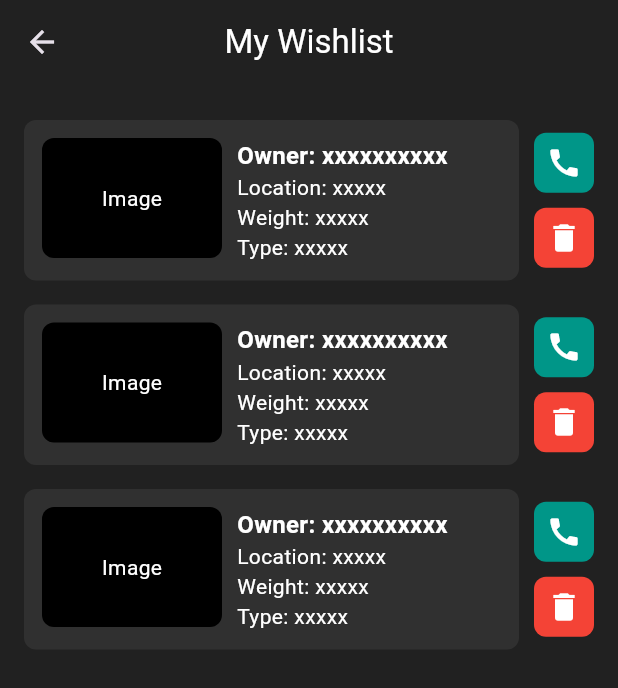
After one commit to Joshuarupasinghe/bio_boost, a Flutter app: the WishlistPage screen opened directly, on a phone screen of 412 x 824 dp. The commit adds this screen. Shown: the top 688 px of the screen. Run offline on Flutter 3.47's test engine with Material 3 defaults, Android fonts, the phone set to English and light mode, and no system bars; our stand-ins replace cloud_firestore, firebase_auth, firebase_core; accounts and stored records are empty.

Commit message:
added-wishlist page frontend

```diff
--- /dev/null
+++ b/lib/screens/wishlist.dart
@@ -0,0 +1,131 @@
+import 'package:flutter/material.dart';
+
+class WishlistPage extends StatelessWidget {
+  const WishlistPage({super.key});
+
+  @override
+  Widget build(BuildContext context) {
+    return Scaffold(
+      backgroundColor: Colors.grey[900],
+      appBar: AppBar(
+        title: const Text(
+          "My Wishlist",
+          style: TextStyle(color: Colors.white, fontSize: 22),
+        ),
+        centerTitle: true,
+        backgroundColor: Colors.grey[900],
+        elevation: 0,
+      ),
+      body: Padding(
+        padding: const EdgeInsets.all(16.0),
+        child: Column(
+          crossAxisAlignment: CrossAxisAlignment.center,
+          children: [
+            Expanded(
+              child: ListView(
+                children: [
+                  _buildWishlistCard(),
+                  _buildWishlistCard(),
+                  _buildWishlistCard(),
+                ],
+              ),
+            ),
+          ],
+        ),
+      ),
+    );
+  }
+
+  Widget _buildWishlistCard() {
+    return Row(
+      children: [
+        Expanded(
+          child: Container(
+            margin: const EdgeInsets.symmetric(vertical: 8),
+            padding: const EdgeInsets.all(12),
+            decoration: BoxDecoration(
+              color: Colors.grey[850],
+              borderRadius: BorderRadius.circular(8),
+            ),
+            child: Column(
+              crossAxisAlignment: CrossAxisAlignment.start,
+              children: [
+                Row(
+                  crossAxisAlignment: CrossAxisAlignment.start,
+                  children: [
+                    Container(
+                      width: 120,
+                      height: 80,
+                      decoration: BoxDecoration(
+                        color: Colors.black, // Placeholder color for image
+                        borderRadius: BorderRadius.circular(8),
+                      ),
+                      child: const Center(
+                        child: Text(
+                          "Image",
+                          style: TextStyle(color: Colors.white),
+                        ),
+                      ),
+                    ),
+                    const SizedBox(width: 10),
+                    Expanded(
+                      child: Column(
+                        crossAxisAlignment: CrossAxisAlignment.start,
+                        children: const [
+                          Text(
+                            "Owner: xxxxxxxxxx",
+                            style: TextStyle(
+                              color: Colors.white,
+                              fontSize: 16,
+                              fontWeight: FontWeight.bold,
+                            ),
+                          ),
+                          Text(
+                            "Location: xxxxx",
+                            style: TextStyle(color: Colors.white),
+                          ),
+                          Text(
+                            "Weight: xxxxx",
+                            style: TextStyle(color: Colors.white),
+                          ),
+                          Text(
+                            "Type: xxxxx",
+                            style: TextStyle(color: Colors.white),
+                          ),
+                        ],
+                      ),
+                    ),
+                  ],
+                ),
+              ],
+            ),
+          ),
+        ),
+        const SizedBox(width: 10),
+        Column(
+          children: [
+            // Call Icon
+            Container(
+              padding: const EdgeInsets.all(8),
+              decoration: BoxDecoration(
+                color: Colors.teal,
+                borderRadius: BorderRadius.circular(8),
+              ),
+              child: const Icon(Icons.call, color: Colors.white),
+            ),
+            const SizedBox(height: 10),
+            // Delete Icon
+            Container(
+              padding: const EdgeInsets.all(8),
+              decoration: BoxDecoration(
+                color: Colors.red,
+                borderRadius: BorderRadius.circular(8),
+              ),
+              child: const Icon(Icons.delete, color: Colors.white),
+            ),
+          ],
+        ),
+      ],
+    );
+  }
+}
```
Also changed, not shown: lib/screens/wanted_company.dart (+8 -2 lines).
